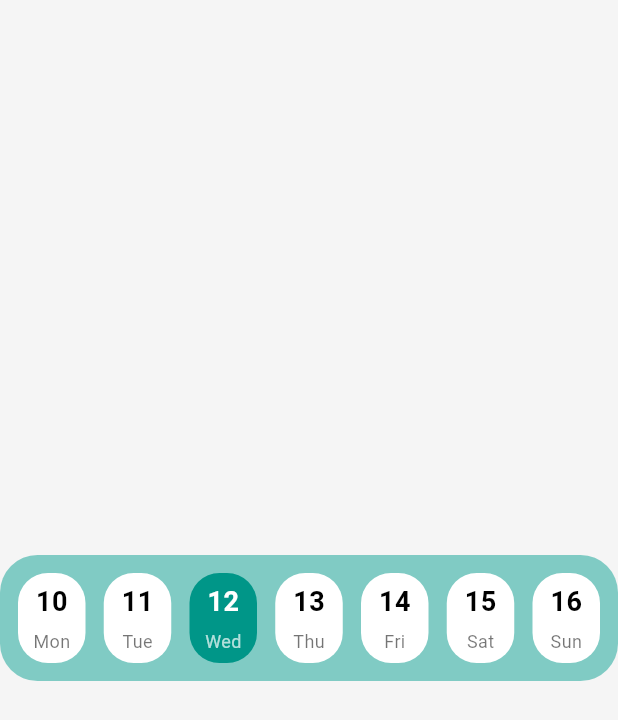
After one commit to elshaarawy7/To-do-App, a Flutter app: the DateSelector screen opened directly, on a phone screen of 412 x 824 dp. The commit adds this screen. Shown: the top 720 px of the screen. Run offline on Flutter 3.47's test engine with Material 3 defaults, Android fonts, the phone set to English and light mode, and no system bars; our stand-ins replace gap, go_router.

Commit message:
create custem widget  date selector

```diff
--- /dev/null
+++ b/lib/features/ui/widget/date_selector.dart
@@ -0,0 +1,81 @@
+import 'package:flutter/material.dart';
+
+class DateSelector extends StatefulWidget {
+  const DateSelector({super.key});
+
+  @override
+  State<DateSelector> createState() => _DateSelectorState();
+}
+
+class _DateSelectorState extends State<DateSelector> {
+  int selectedIndex = 2; // اليوم اللي متحدد (مثلاً يوم الأربعاء)
+
+  final List<Map<String, String>> days = [
+    {"day": "Mon", "date": "10"},
+    {"day": "Tue", "date": "11"},
+    {"day": "Wed", "date": "12"},
+    {"day": "Thu", "date": "13"},
+    {"day": "Fri", "date": "14"},
+    {"day": "Sat", "date": "15"},
+    {"day": "Sun", "date": "16"},
+  ];
+
+  @override
+  Widget build(BuildContext context) {
+    return Scaffold(
+      backgroundColor: const Color(0xFFF5F5F5),
+      body: Center(
+        child: Container(
+          padding: const EdgeInsets.all(12),
+          decoration: BoxDecoration(
+            color: Colors.teal.shade200,
+            borderRadius: BorderRadius.circular(25),
+          ),
+          child: Row(
+            mainAxisAlignment: MainAxisAlignment.spaceBetween,
+            children: List.generate(days.length, (index) {
+              bool isSelected = selectedIndex == index;
+              return GestureDetector(
+                onTap: () {
+                  setState(() {
+                    selectedIndex = index;
+                  });
+                },
+                child: AnimatedContainer(
+                  duration: const Duration(milliseconds: 300),
+                  width: 45,
+                  height: 60,
+                  decoration: BoxDecoration(
+                    color: isSelected ? Colors.teal : Colors.white,
+                    borderRadius: BorderRadius.circular(20),
+                  ),
+                  child: Column(
+                    mainAxisAlignment: MainAxisAlignment.center,
+                    children: [
+                      Text(
+                        days[index]["date"]!,
+                        style: TextStyle(
+                          fontSize: 18,
+                          fontWeight: FontWeight.bold,
+                          color: isSelected ? Colors.white : Colors.black,
+                        ),
+                      ),
+                      const SizedBox(height: 5),
+                      Text(
+                        days[index]["day"]!,
+                        style: TextStyle(
+                          fontSize: 12,
+                          color: isSelected ? Colors.white70 : Colors.black54,
+                        ),
+                      ),
+                    ],
+                  ),
+                ),
+              );
+            }),
+          ),
+        ),
+      ),
+    );
+  }
+}
```
Also changed, not shown: lib/features/ui/pages/app/home_page.dart (+2 -5 lines), lib/features/ui/widget/task_page.dart (+77 -7 lines).
